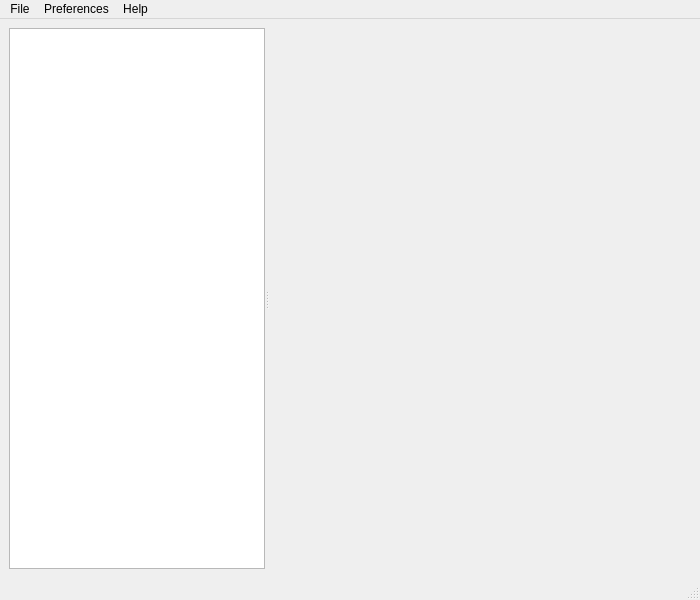
This is mainwindow.ui in IoeCmcomc/MCDatapacker as Qt 5 draws it before an edit. The edited form follows.
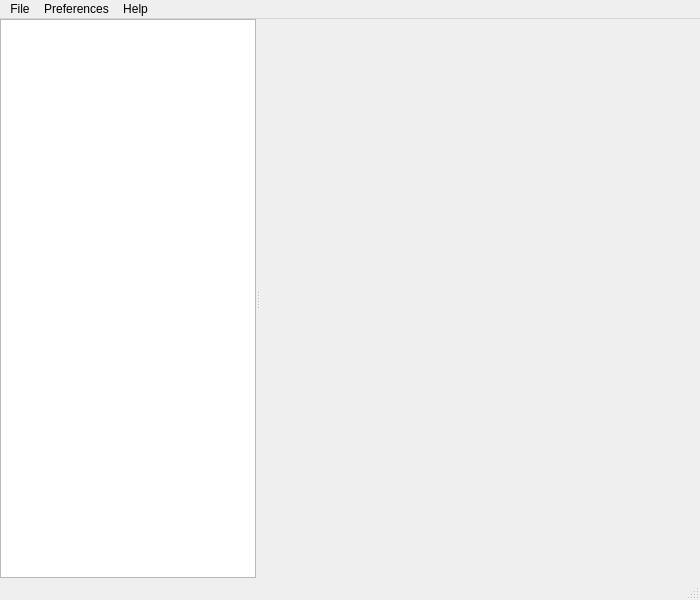
This is the edited form. Custom widgets are drawn as their Qt base class.

```diff
--- a/mainwindow.ui
+++ b/mainwindow.ui
@@ -24,6 +24,18 @@
   </property>
   <widget class="QWidget" name="centralwidget">
    <layout class="QGridLayout" name="gridLayout">
+    <property name="leftMargin">
+     <number>0</number>
+    </property>
+    <property name="topMargin">
+     <number>0</number>
+    </property>
+    <property name="rightMargin">
+     <number>0</number>
+    </property>
+    <property name="bottomMargin">
+     <number>0</number>
+    </property>
     <item row="0" column="0">
      <widget class="QSplitter" name="splitter">
       <property name="orientation">
@@ -36,12 +48,6 @@
          <verstretch>0</verstretch>
         </sizepolicy>
        </property>
-       <property name="minimumSize">
-        <size>
-         <width>50</width>
-         <height>400</height>
-        </size>
-       </property>
        <property name="editTriggers">
         <set>QAbstractItemView::EditKeyPressed</set>
        </property>
```
Left out of the diff: 6 changed lines with no effect on the pictures.
